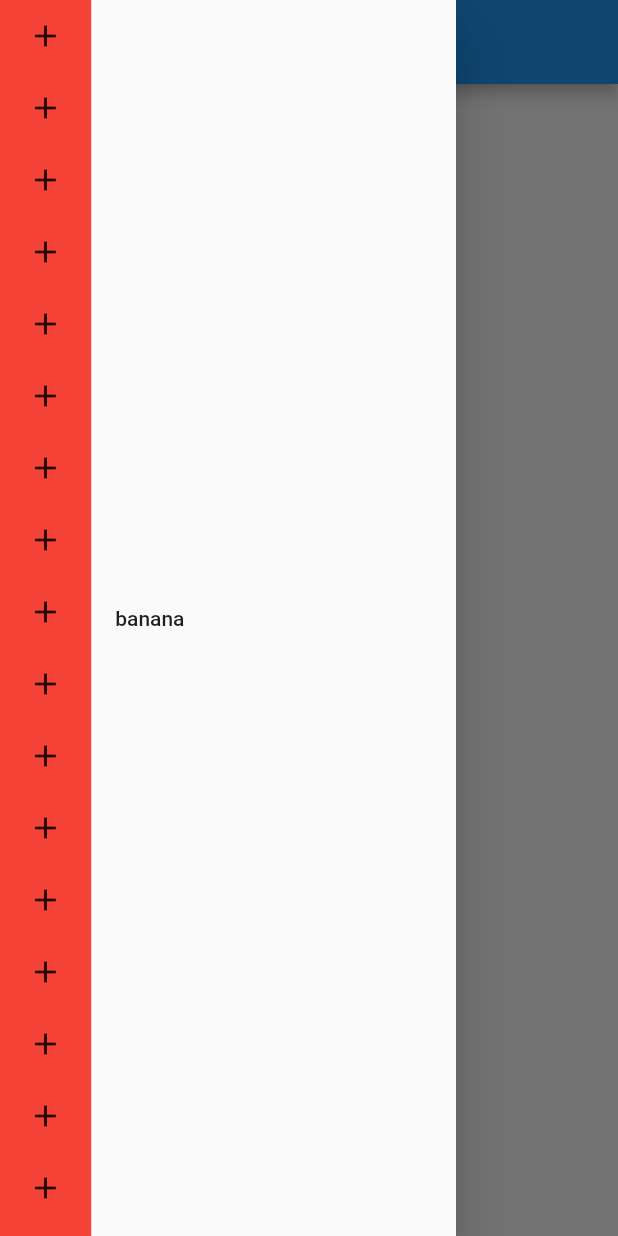
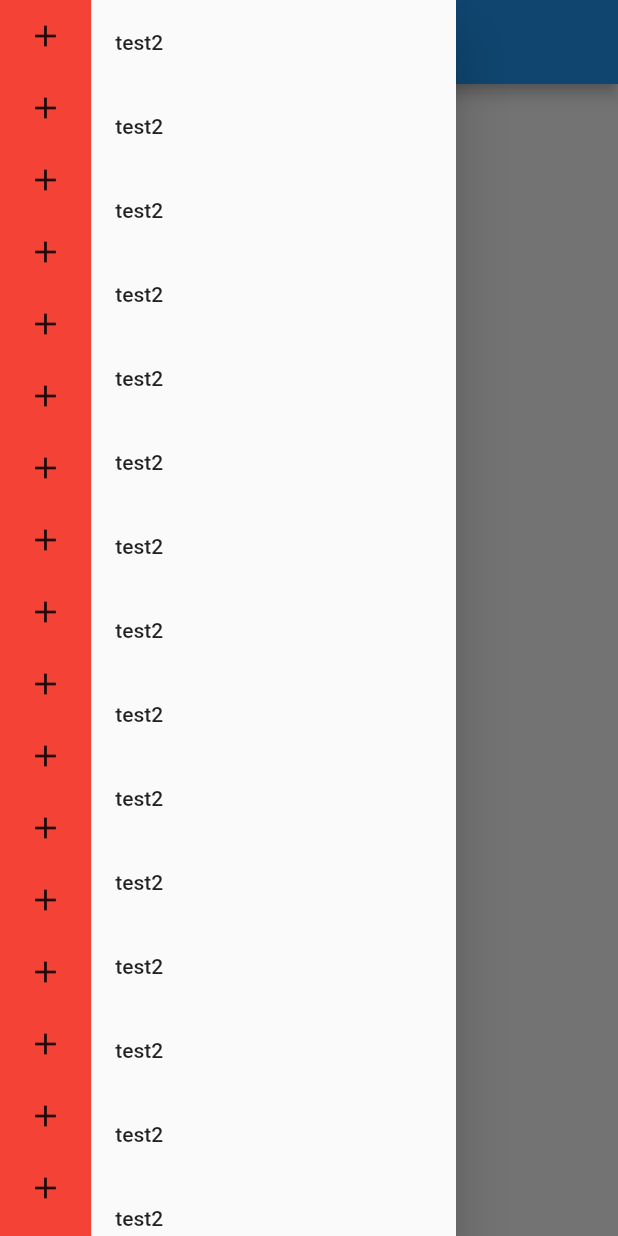
Before and after one commit to GrumbleChat/app, a Flutter app: the screen it shows after launch, with the side drawer open, on a phone screen of 412 x 824 dp. Run offline on Flutter 3.47's test engine with Material 2 defaults, Android fonts, the phone set to English and light mode, and no system bars.

Commit message:
WIP routing

```diff
--- a/lib/main.dart
+++ b/lib/main.dart
@@ -1,7 +1,6 @@
-import 'dart:io';
+import 'package:flutter/material.dart';
 
-import 'package:flutter/material.dart';
-import 'package:grumble/navServer.dart';
+import 'package:grumble/pages/home.dart';
 
 void main() {
   runApp(MyApp());
@@ -14,87 +13,12 @@ class MyApp extends StatelessWidget {
     return MaterialApp(
       title: 'Grumble',
       theme: ThemeData(
-        // This is the theme of your application.
-        //
-        // Try running your application with "flutter run". You'll see the
-        // application has a blue toolbar. Then, without quitting the app, try
-        // changing the primarySwatch below to Colors.green and then invoke
-        // "hot reload" (press "r" in the console where you ran "flutter run",
-        // or simply save your changes to "hot reload" in a Flutter IDE).
-        // Notice that the counter didn't reset back to zero; the application
-        // is not restarted.
         primarySwatch: Colors.blue,
       ),
-      home: HomePage(title: 'Home Page'),
+      initialRoute: '/',
+      routes: {
+        '/': (context) => HomePage(),
+      },
     );
   }
 }
-
-class HomePage extends StatelessWidget {
-  HomePage({Key? key, required this.title}) : super(key: key);
-
-  // This widget is the home page of your application. It is stateful, meaning
-  // that it has a State object (defined below) that contains fields that affect
-  // how it looks.
-
-  // This class is the configuration for the state. It holds the values (in this
-  // case the title) provided by the parent (in this case the App widget) and
-  // used by the build method of the State. Fields in a Widget subclass are
-  // always marked "final".
-
-  final String title;
-  Widget build(BuildContext context) {
-    return Scaffold(
-      drawer: NavDrawer(),
-      appBar: AppBar(title: Text('Home Page')),
-      body: Column(
-        children: <Widget>[
-          Expanded(
-            child: ListView(
-              shrinkWrap: true,
-              children: [
-                ListTile(title: Text('banananananana')),
-              ],
-            ),
-          ),
-        ],
-      ),
-    );
-  }
-}
-
-class NavDrawer extends StatefulWidget {
-  const NavDrawer({Key? key}) : super(key: key);
-
-  @override
-  State<NavDrawer> createState() => _NavDrawerState();
-}
-
-class _NavDrawerState extends State<NavDrawer> {
-  @override
-  Widget build(BuildContext context) {
-    return Drawer(
-      child: Row(
-        children: [
-          Expanded(
-            flex: 1,
-            child: serverListBuilder(context),
-          ),
-          Expanded(
-            flex: 4,
-            child: ListView(
-              shrinkWrap: true,
-              children: [
-                ListTile(
-                  title: Text(
-                    'banana',
-                  ),
-                ),
-              ],
-            ),
-          ),
-        ],
-      ),
-    );
-  }
-}
--- /dev/null
+++ b/lib/models/channel.dart
@@ -0,0 +1,6 @@
+import 'package:flutter/cupertino.dart';
+
+class Channel extends ChangeNotifier {
+  String name;
+  Channel(this.name);
+}
--- /dev/null
+++ b/lib/pages/home.dart
@@ -0,0 +1,27 @@
+import 'package:flutter/material.dart';
+
+import 'package:grumble/widgets/nav_drawer/main.dart';
+
+class HomePage extends StatelessWidget {
+  HomePage({Key? key}) : super(key: key);
+
+  @override
+  Widget build(BuildContext context) {
+    return Scaffold(
+      drawer: NavDrawer(),
+      appBar: AppBar(title: Text('Home Page')),
+      body: Column(
+        children: <Widget>[
+          Expanded(
+            child: ListView(
+              shrinkWrap: true,
+              children: [
+                ListTile(title: Text('How did you get here?')),
+              ],
+            ),
+          ),
+        ],
+      ),
+    );
+  }
+}
--- /dev/null
+++ b/lib/widgets/nav_drawer/channels.dart
@@ -0,0 +1,35 @@
+import 'package:flutter/material.dart';
+import 'package:grumble/models/channel.dart';
+
+channelListBuilder(BuildContext context) {
+  return FutureBuilder(
+    future: getChannelList(),
+    initialData: [],
+    builder: (BuildContext context, AsyncSnapshot<dynamic> snapshot) {
+      // progress bar
+      if (snapshot.connectionState == ConnectionState.none &&
+          !snapshot.hasData) {
+        return Text('No data');
+      }
+      // render data
+      return Container(
+        child: ListView.builder(
+          shrinkWrap: true,
+          itemCount: snapshot.data.length,
+          itemBuilder: (context, index) {
+            Channel channel = snapshot.data[index];
+            return ListTile(title: Text(channel.name));
+          },
+        ),
+      );
+    },
+  );
+}
+
+// Get a list of the user's servers
+Future<List<Channel>> getChannelList() async {
+  List<Channel> channelList = List.generate(50,
+    (i) => Channel("test2"),
+  );
+  return channelList;
+}
--- /dev/null
+++ b/lib/widgets/nav_drawer/main.dart
@@ -0,0 +1,31 @@
+import 'package:flutter/material.dart';
+
+import 'package:grumble/widgets/nav_drawer/channels.dart';
+import 'package:grumble/widgets/nav_drawer/servers.dart';
+
+class NavDrawer extends StatefulWidget {
+  const NavDrawer({Key? key}) : super(key: key);
+
+  @override
+  State<NavDrawer> createState() => _NavDrawerState();
+}
+
+class _NavDrawerState extends State<NavDrawer> {
+  @override
+  Widget build(BuildContext context) {
+    return Drawer(
+      child: Row(
+        children: [
+          Expanded(
+            flex: 1,
+            child: serverListBuilder(context),
+          ),
+          Expanded(
+            flex: 4,
+            child: channelListBuilder(context),
+          ),
+        ],
+      ),
+    );
+  }
+}
--- a/lib/navServer.dart
+++ b/lib/widgets/nav_drawer/servers.dart
@@ -1,4 +1,6 @@
 import 'package:flutter/material.dart';
+import 'package:grumble/models/server.dart';
+import 'package:grumble/pages/server/view.dart';
 
 serverListBuilder(BuildContext context) {
   return FutureBuilder(
@@ -18,10 +20,17 @@ serverListBuilder(BuildContext context) {
           itemCount: snapshot.data.length,
           itemBuilder: (context, index) {
             Server server = snapshot.data[index];
-            return Container(
-              width: 48,
-              height: 48,
-              child: Icon(server.icon),
+            return GestureDetector(
+              child: Container(width: 48, height: 48, child: Icon(server.icon)),
+              onTap: () {
+                Navigator.push(
+                  context,
+                  MaterialPageRoute(
+                    builder: (context) => ServerHomePage(),
+                    settings: RouteSettings(arguments: server),
+                  ),
+                );
+              },
             );
           },
         ),
@@ -32,15 +41,9 @@ serverListBuilder(BuildContext context) {
 
 // Get a list of the user's servers
 Future<List<Server>> getServerList() async {
-  List<Server> serverList = new List.generate(
+  List<Server> serverList = List.generate(
     50,
-    (i) => Server("test2", Icons.add),
+    (i) => Server(i.toString(), 'Server #${i}', Icons.add),
   );
   return serverList;
 }
-
-class Server {
-  String name;
-  IconData icon;
-  Server(this.name, this.icon);
-}
```
Also changed, not shown: lib/models/server.dart (added, +8 -0 lines), lib/pages/channel/view.dart (added, +34 -0 lines), lib/pages/server/view.dart (added, +32 -0 lines), 1 other file.
